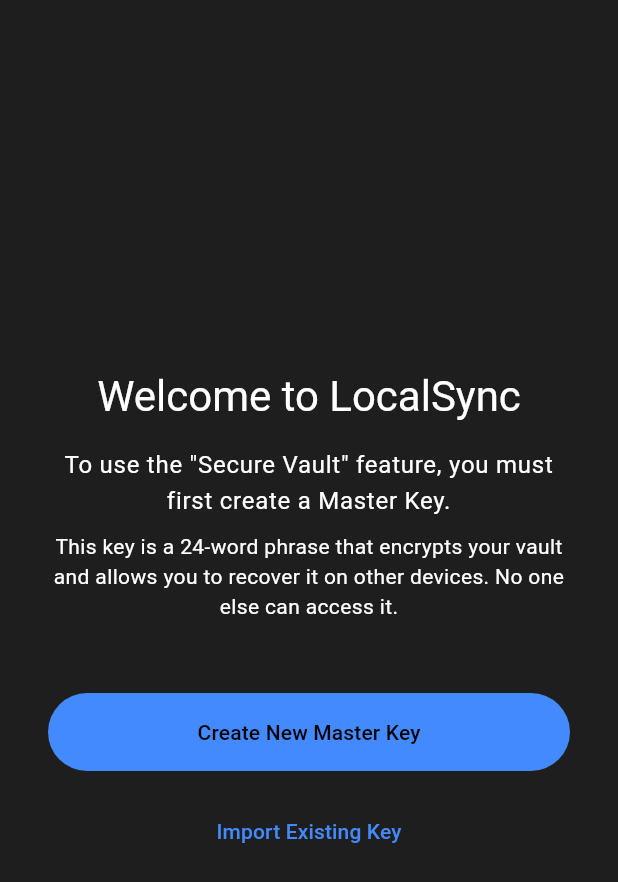
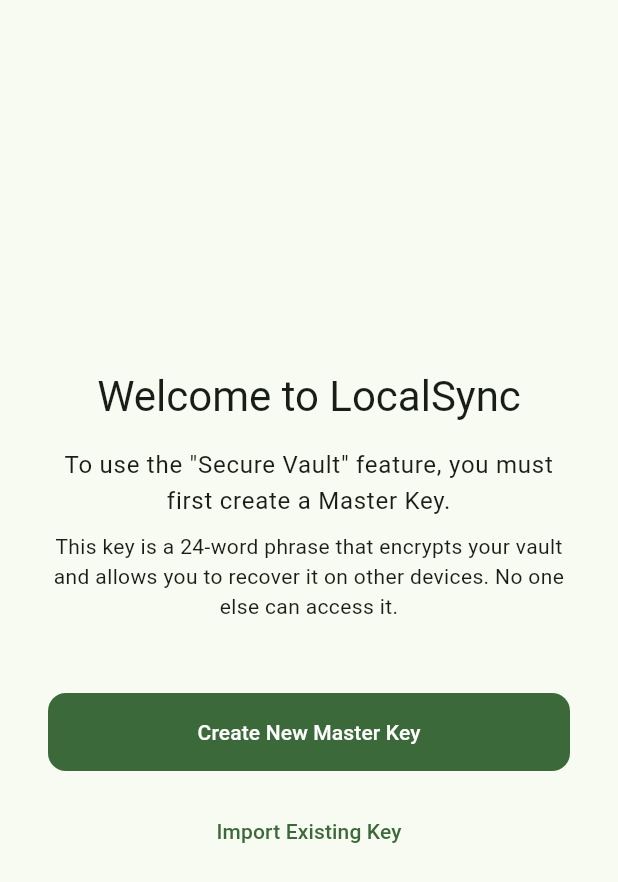
Before and after one commit to abhishek459/localsync, a Flutter app: the screen it shows after launch, after a tap on "Create New Master Key", on a phone screen of 412 x 824 dp. Shown: the top 882 px of the screen. Run offline on Flutter 3.47's test engine with Material 3 defaults, Android fonts, the phone set to English and light mode, and no system bars; our stand-ins replace basic_utils, device_info_plus, file_picker, flutter_riverpod, flutter_secure_storage, local_auth and 4 more; missing offline and left inert: blockchain_utils, bonsoir, cryptography, mobile_scanner, network_info_plus, sqlite3; generated files the repository leaves out were written again.

Commit message:
Implemented a centralised ThemeData

```diff
--- /dev/null
+++ b/lib/features/shared/presentation/app_theme.dart
@@ -0,0 +1,146 @@
+import 'package:flutter/material.dart';
+
+/// A utility class for holding the app's core color palette.
+///
+/// This class is not meant to be instantiated.
+abstract final class AppColors {
+  /// The seed color for the entire app's color scheme.
+  /// `ColorScheme.fromSeed` will generate all other colors from this.
+  static const Color primarySeed = Colors.green;
+
+  /// The semantic color for errors.
+  static const Color errorRed = Colors.redAccent;
+}
+
+/// A utility class for holding the app's theme data.
+///
+/// This class is not meant to be instantiated.
+abstract final class AppTheme {
+  /// Centralized "soft" border radius for components.
+  static final _borderRadius = BorderRadius.circular(12.0);
+
+  /// Builds the theme data for a given brightness.
+  static ThemeData _buildTheme(Brightness brightness) {
+    /// Generate the entire M3 color palette from the seed.
+    final colorScheme = ColorScheme.fromSeed(
+      seedColor: AppColors.primarySeed,
+      brightness: brightness,
+      error: AppColors.errorRed,
+    );
+
+    /// Get the default M3 typography for a consistent platform.
+    final typography = Typography.material2021(
+      platform: TargetPlatform.android, // Enforce uniform typography
+      colorScheme: colorScheme,
+    );
+
+    // Select the base text theme (black for light, white for dark)
+    final defaultTextTheme = brightness == Brightness.light
+        ? typography.black
+        : typography.white;
+
+    return ThemeData(
+      useMaterial3: true,
+      colorScheme: colorScheme,
+
+      /// This preserves all default sizes, weights, and line heights.
+      textTheme: defaultTextTheme.copyWith(
+        headlineSmall: defaultTextTheme.headlineSmall?.copyWith(
+          fontWeight: FontWeight.w600,
+        ),
+        titleLarge: defaultTextTheme.titleLarge?.copyWith(
+          fontWeight: FontWeight.w600,
+        ),
+        titleMedium: defaultTextTheme.titleMedium?.copyWith(
+          fontWeight: FontWeight.w600,
+        ),
+      ),
+
+      /// Theme for AppBar
+      appBarTheme: AppBarTheme(
+        elevation: 0.0,
+        surfaceTintColor: Colors.transparent,
+        backgroundColor: colorScheme.surface,
+      ),
+
+      /// Theme for TextFields
+      inputDecorationTheme: InputDecorationTheme(
+        filled: true,
+        fillColor: colorScheme.surfaceContainerHighest,
+        border: OutlineInputBorder(
+          borderRadius: _borderRadius,
+          borderSide: BorderSide.none, // Use a clean, borderless look
+        ),
+        enabledBorder: OutlineInputBorder(
+          borderRadius: _borderRadius,
+          borderSide: BorderSide.none,
+        ),
+        focusedBorder: OutlineInputBorder(
+          borderRadius: _borderRadius,
+          borderSide: BorderSide(color: colorScheme.primary, width: 2.0),
+        ),
+        errorBorder: OutlineInputBorder(
+          borderRadius: _borderRadius,
+          borderSide: BorderSide(color: colorScheme.error, width: 2.0),
+        ),
+      ),
+
+      /// Component Style: Apply soft, rounded corners
+      cardTheme: CardThemeData(
+        elevation: 2.0,
+        shape: RoundedRectangleBorder(borderRadius: _borderRadius),
+      ),
+      filledButtonTheme: FilledButtonThemeData(
+        style: FilledButton.styleFrom(
+          shape: RoundedRectangleBorder(borderRadius: _borderRadius),
+        ),
+      ),
+      outlinedButtonTheme: OutlinedButtonThemeData(
+        style: OutlinedButton.styleFrom(
+          shape: RoundedRectangleBorder(borderRadius: _borderRadius),
+        ),
+      ),
+      textButtonTheme: TextButtonThemeData(
+        style: TextButton.styleFrom(
+          shape: RoundedRectangleBorder(borderRadius: _borderRadius),
+        ),
+      ),
+      dialogTheme: DialogThemeData(
+        shape: RoundedRectangleBorder(borderRadius: _borderRadius),
+      ),
+
+      /// Theme M3 navigation components
+      navigationBarTheme: NavigationBarThemeData(
+        indicatorShape: RoundedRectangleBorder(borderRadius: _borderRadius),
+        labelBehavior: NavigationDestinationLabelBehavior.alwaysShow,
+        // Use the theme's colors for icons
+        iconTheme: WidgetStateProperty.resolveWith((states) {
+          if (states.contains(WidgetState.selected)) {
+            return IconThemeData(color: colorScheme.onSecondaryContainer);
+          }
+          return IconThemeData(color: colorScheme.onSurfaceVariant);
+        }),
+      ),
+      navigationRailTheme: NavigationRailThemeData(
+        indicatorShape: RoundedRectangleBorder(borderRadius: _borderRadius),
+        labelType: NavigationRailLabelType.all,
+        selectedIconTheme: IconThemeData(color: colorScheme.primary),
+        unselectedIconTheme: IconThemeData(color: colorScheme.onSurfaceVariant),
+      ),
+
+      bottomSheetTheme: BottomSheetThemeData(
+        shape: RoundedRectangleBorder(
+          borderRadius: BorderRadius.vertical(
+            top: Radius.circular(_borderRadius.topLeft.x),
+          ),
+        ),
+      ),
+    );
+  }
+
+  /// The app's theme for light mode.
+  static ThemeData get lightTheme => _buildTheme(Brightness.light);
+
+  /// The app's theme for dark mode.
+  static ThemeData get darkTheme => _buildTheme(Brightness.dark);
+}
--- a/lib/main.dart
+++ b/lib/main.dart
@@ -8,6 +8,7 @@
 import 'package:local_sync/features/pairing/presentation/pairing_screen.dart';
 import 'package:local_sync/features/shared/application/app_notification_provider.dart';
 import 'package:local_sync/features/shared/domain/app_notification.dart';
+import 'package:local_sync/features/shared/presentation/app_theme.dart';
 import 'package:local_sync/features/vault/presentation/secure_vault_screen.dart';
 
 void main() {
@@ -22,18 +23,9 @@
     return MaterialApp(
       debugShowCheckedModeBanner: false,
       title: 'LocalSync',
-      theme: ThemeData(
-        brightness: Brightness.dark,
-        primaryColor: Colors.blueAccent,
-        colorScheme: const ColorScheme.dark(
-          primary: Colors.blueAccent,
-          secondary: Colors.tealAccent,
-          surface: Color(0xFF1E1E1E),
-          surfaceContainerHighest: Color(0xFF3A3A3A),
-          error: Colors.redAccent,
-        ),
-        useMaterial3: true,
-      ),
+      theme: AppTheme.lightTheme,
+      darkTheme: AppTheme.darkTheme,
+      themeMode: ThemeMode.system,
       home: const AppEntry(),
     );
   }
```
